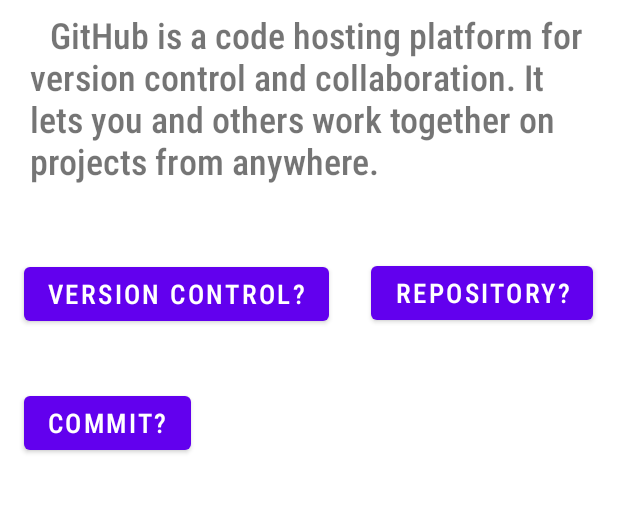
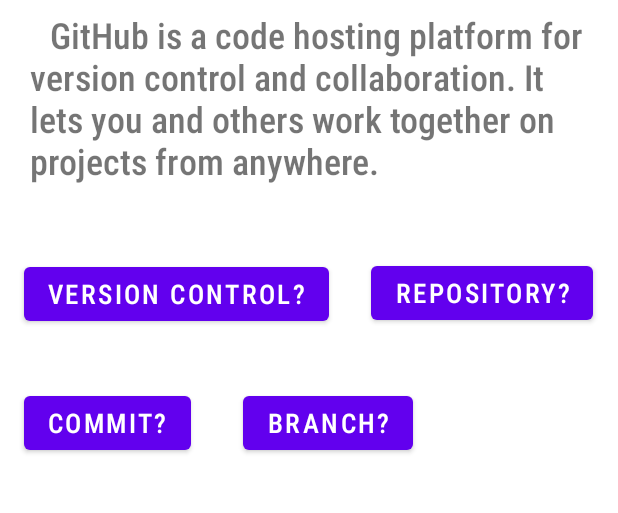
Before and after one commit to MuhammadSaqibShoaib/GithubManual, an Android app: the screen it shows after launch (MainActivity), on a phone screen of 412 x 824 dp, the part 206-719 px from its top. Run offline under Robolectric (Android 15) with nearby library versions, the phone set to English and light mode, and no system bars.

Commit message:
Branch button added and working

```diff
--- a/app/src/main/res/layout/activity_main.xml
+++ b/app/src/main/res/layout/activity_main.xml
@@ -83,4 +83,19 @@
         app:layout_constraintTop_toTopOf="parent"
         app:layout_constraintVertical_bias="0.471" />
 
+    <Button
+
+        android:id="@+id/btn_4"
+        android:layout_width="wrap_content"
+        android:layout_height="wrap_content"
+        android:text="@string/btn_4"
+        android:textSize="18sp"
+        app:fontFamily="sans-serif-condensed-medium"
+        app:layout_constraintBottom_toBottomOf="parent"
+        app:layout_constraintHorizontal_bias="0.542"
+        app:layout_constraintLeft_toLeftOf="parent"
+        app:layout_constraintRight_toRightOf="parent"
+        app:layout_constraintTop_toTopOf="parent"
+        app:layout_constraintVertical_bias="0.471" />
+
 </androidx.constraintlayout.widget.ConstraintLayout>
--- a/app/src/main/res/values/strings.xml
+++ b/app/src/main/res/values/strings.xml
@@ -21,6 +21,11 @@
     <string name="COM_Frag">What is Commit</string>
 
 
+    <!--Branch Related Data (4th button)-->
+    <string name="btn_4">Branch?</string>
+    <string name="BRN_Frag">What is Branch</string>
+    <string name="BRN_Def">A branch represents an independent line of development. Branches serve as an abstraction for the edit/stage/commit process. You can think of them as a way to request a brand new working directory, staging area, and project history.</string>
+
     <string name="btn_x">Github Docs</string>
     <string name="gitDocs">https://docs.github.com/en</string>
     <!-- TODO: Remove or change this placeholder text -->
```
Also changed, not shown: app/src/main/java/com/example/githubmanual/MainActivity.java (+19 -0 lines).
